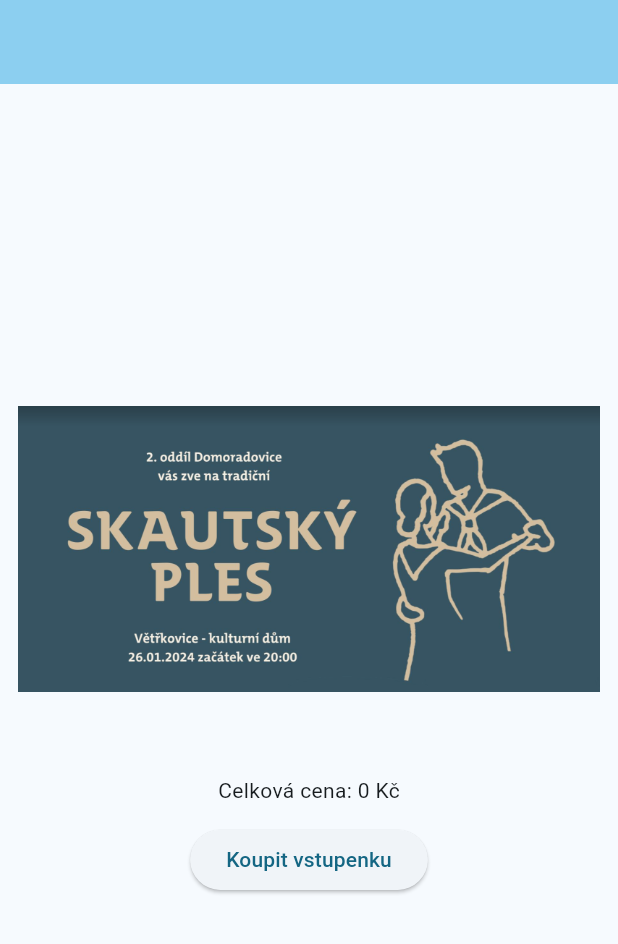
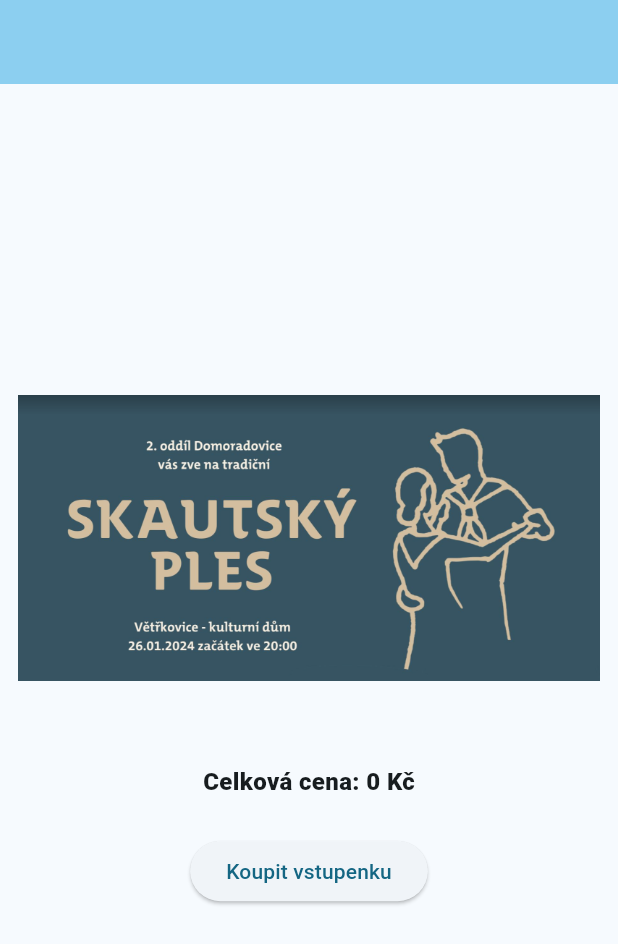
Before and after one commit to rawen-dev/ticketonline, a Flutter app: the screen it shows after launch, after a tap on "Koupit vstupenku", on a phone screen of 412 x 824 dp. Shown: the top 944 px of the screen. Run offline on Flutter 3.47's test engine with Material 2 defaults, Android fonts, the phone set to English and light mode, and no system bars; our stand-ins replace flutter_form_builder, flutter_secure_storage, flutter_svg, flutter_widget_from_html, fluttertoast, form_builder_validators and 4 more; missing offline and left inert: dart:html, image_downloader_web, pluto_grid; accounts and stored records are empty; statements that could not run were skipped.

Commit message:
styling, price description

```diff
--- a/lib/main.dart
+++ b/lib/main.dart
@@ -52,6 +52,9 @@ final _router = GoRouter(
   ],
 );
 
+TextStyle textStyleBig = TextStyle(fontWeight: FontWeight.w900, fontSize: 16);
+
+
 class MyApp extends StatelessWidget {
   const MyApp({super.key});
 
@@ -103,6 +106,7 @@ class MyHomePage extends StatefulWidget {
 }
 
 class _MyHomePageState extends State<MyHomePage> {
+  bool _isLoading = false;
   String title = "";
   int initialPrice = 0;
   int price = 0;
@@ -131,6 +135,8 @@ class _MyHomePageState extends State<MyHomePage> {
     // The Flutter framework has been optimized to make rerunning build methods
     // fast, so that you can just rebuild anything that needs updating rather
     // than having to individually change instances of widgets.
+
+
     return Scaffold(
       appBar: AppBar(
         // TRY THIS: Try changing the color here to a specific color (to
@@ -156,10 +162,12 @@ class _MyHomePageState extends State<MyHomePage> {
                 const SizedBox(height: 32),
                 formBuilder!,
                 const SizedBox(height: 12),
-                Text("Celková cena: $price Kč"),
+                Text("Celková cena: $price Kč", style: textStyleBig,),
+                const SizedBox(height: 12),
+                HtmlWidget(occasion?.priceDescription??"",),
                 const SizedBox(height: 12),
                 ElevatedButton(
-                    onPressed: () async {
+                    onPressed: _isLoading ? null : () async {
                       TextInput.finishAutofillContext();
                       if (_formKey.currentState?.saveAndValidate() ?? false) {
                         if (true) {
@@ -184,6 +192,9 @@ class _MyHomePageState extends State<MyHomePage> {
                                 _formKey.currentState?.fields["food"]!.value,
                                 _formKey.currentState?.fields["taxi"]!.value
                               ]);
+                          setState(() {
+                            _isLoading = true;
+                          });
                           await TicketHelper.sendTicketOrder(customer, ticket);
                           await showGeneralDialog(
                             context: context,
@@ -247,7 +258,7 @@ class _MyHomePageState extends State<MyHomePage> {
     for (var element in taxis.options!) {
       taxiOptions.add(FormBuilderFieldOption<OptionModel>(value: element));
     }
-    var taxiGroup = FormBuilderRadioGroup<OptionModel>(orientation: OptionsOrientation.vertical, initialValue: taxis.options!.first, name: taxis.code!, options: taxiOptions, decoration: InputDecoration(labelText: taxis.name!, labelStyle: TextStyle(fontSize: 20)),);
+    var taxiGroup = FormBuilderRadioGroup<OptionModel>(orientation: OptionsOrientation.vertical, initialValue: taxis.options!.first, name: taxis.code!, options: taxiOptions, decoration: InputDecoration(labelText: taxis.name!, labelStyle: textStyleBig),);
 
     var foodOptions  = <FormBuilderFieldOption<OptionModel>>[];
     for (var element in foods.options!) {
@@ -266,7 +277,7 @@ class _MyHomePageState extends State<MyHomePage> {
         price = endPrice;
       });
     }
-    var foodGroup = FormBuilderRadioGroup<OptionModel>(orientation: OptionsOrientation.vertical, initialValue: foods.options!.first, name: foods.code!, options: foodOptions, decoration: InputDecoration(labelText: foods.name!),
+    var foodGroup = FormBuilderRadioGroup<OptionModel>(orientation: OptionsOrientation.vertical, initialValue: foods.options!.first, name: foods.code!, options: foodOptions, decoration: InputDecoration(labelText: foods.name!, labelStyle: textStyleBig),
     onChanged: chng,);
 
     formBuilder = FormBuilder(
@@ -276,7 +287,7 @@ class _MyHomePageState extends State<MyHomePage> {
             FormBuilderTextField(
               autofillHints: const [AutofillHints.givenName],
               name: CustomerModel.nameColumn,
-              decoration: const InputDecoration(labelText: 'Jméno'),
+              decoration: InputDecoration(labelText: 'Jméno', labelStyle: textStyleBig),
               validator: FormBuilderValidators.compose([
                 FormBuilderValidators.required(),
               ]),
@@ -285,7 +296,7 @@ class _MyHomePageState extends State<MyHomePage> {
             FormBuilderTextField(
               autofillHints: const [AutofillHints.familyName],
               name: CustomerModel.surnameColumn,
-              decoration: const InputDecoration(labelText: 'Příjmení'),
+              decoration: InputDecoration(labelText: 'Příjmení', labelStyle: textStyleBig),
               validator: FormBuilderValidators.compose([
                 FormBuilderValidators.required(),
               ]),
@@ -295,7 +306,7 @@ class _MyHomePageState extends State<MyHomePage> {
               autofillHints: const [AutofillHints.email],
               key: _emailFieldKey,
               name: CustomerModel.emailColumn,
-              decoration: const InputDecoration(labelText: 'E-mail'),
+              decoration: InputDecoration(labelText: 'E-mail', labelStyle: textStyleBig),
               validator: FormBuilderValidators.compose([
                 FormBuilderValidators.required(),
                 FormBuilderValidators.email(errorText: "Zadejte platný e-mail"),
@@ -306,7 +317,7 @@ class _MyHomePageState extends State<MyHomePage> {
               name: TicketModel.boxColumn,
               enableInteractiveSelection: false,
               readOnly: true,
-              decoration: const InputDecoration(labelText: 'Místo k sezení', suffixIcon: Icon(Icons.event_seat)),
+              decoration: InputDecoration(labelText: 'Místo k sezení', suffixIcon: Icon(Icons.event_seat), labelStyle: textStyleBig),
               validator: FormBuilderValidators.compose([
                 FormBuilderValidators.required(),
               ]),
@@ -335,7 +346,7 @@ class _MyHomePageState extends State<MyHomePage> {
             const SizedBox(height: 10),
             taxiGroup,
             const SizedBox(height: 10),
-            FormBuilderTextField(name: TicketModel.noteColumn, decoration: const InputDecoration(labelText: "Poznámka")),
+            FormBuilderTextField(name: TicketModel.noteColumn, decoration: InputDecoration(labelText: "Poznámka", labelStyle: textStyleBig)),
           ],
         ));
     setState(() {});
--- a/lib/models/OccasionModel.dart
+++ b/lib/models/OccasionModel.dart
@@ -6,6 +6,7 @@ class OccasionModel{
   static const String priceColumn = "price";
   static const String linkColumn = "link";
   static const String descriptionColumn = "description";
+  static const String priceDescriptionColumn = "price_description";
 
   int? id;
   int? price;
@@ -13,6 +14,7 @@ class OccasionModel{
   String? name;
   String? link;
   String? description;
+  String? priceDescription;
 
   OccasionModel({
     this.id,
@@ -21,6 +23,7 @@ class OccasionModel{
     this.name,
     this.link,
     this.description,
+    this.priceDescription,
   });
 
   static OccasionModel fromJson(Map<String, dynamic> json) {
@@ -31,6 +34,7 @@ class OccasionModel{
       price: json[priceColumn],
       link: json[linkColumn],
       description: json[descriptionColumn],
+      priceDescription: json[priceDescriptionColumn],
     );
   }
 
@@ -40,6 +44,7 @@ class OccasionModel{
       priceColumn: price,
       linkColumn: link,
       descriptionColumn: description,
+      priceDescriptionColumn: priceDescription,
     };
     if(id != null)
     {
--- a/lib/services/DialogHelper.dart
+++ b/lib/services/DialogHelper.dart
@@ -47,7 +47,7 @@ class DialogHelper{
             title: Text(titleMessage),
             content: Screenshot(
               controller: screenshotController,
-              child: ticketImageContainer(ticket)),
+              child: qrPaymentContainer(ticket)),
             actions: [
               ElevatedButton(
                 child: const Text("Odeslat vstupenku (bez dalších akcí)"),
@@ -101,7 +101,7 @@ class DialogHelper{
                     data: ticket.id.toString(),
                     version: QrVersions.auto,
                     size: 120,
-                    gapless: false,
+                    gapless: true,
                     dataModuleStyle: QrDataModuleStyle(dataModuleShape: QrDataModuleShape.square, color: Color(0xFFFD3BFA0)),
                     eyeStyle: QrEyeStyle(color: Color(0xFFD3BFA0), eyeShape: QrEyeShape.square),),)
                   ],),
@@ -121,7 +121,7 @@ class DialogHelper{
         children: [
           Padding(
             padding: const EdgeInsets.all(8.0),
-            child: Text("Údaje pro platbu vstupenky ${ticket.id}", style: header),
+            child: Text("Údaje pro zaplacení vstupenky ${ticket.id}", style: header),
           ),
           QrImageView(
             data: "SPD*1.0*ACC:CZ4520100000002502719268*AM:${ticket.price}.00*CC:CZK*MSG:${ticket.customer.toString()}*X-VS:${ticket.id}",
--- a/lib/services/MailerSendHelper.dart
+++ b/lib/services/MailerSendHelper.dart
@@ -59,7 +59,7 @@ class MailerSendHelper{
 
     var templateId = await DataService.getEmailTemplate(TicketModel.reservedState, ticket.occasion!);
     var metadata = EmailMetadataModel(template: templateId, subject: ticket.id!, recipient: ticket.customer!.email!, occasion: ticket.occasion!);
-    var attachment = await createAttachmentFromContainerWidget(DialogHelper.ticketImageContainer(ticket), ticket, "Údaje pro platbu vstupenky ${ticket.id}");
+    var attachment = await createAttachmentFromContainerWidget(DialogHelper.ticketImageContainer(ticket), ticket, "Údaje pro zaplacení vstupenky ${ticket.id}");
     await DataService.emailWithAttachmentMailerSend(metadata, allVars, attachment);
     ToastHelper.Show("E-mail byl odeslán na: ${ticket.customer!.email!}");
   }
```
